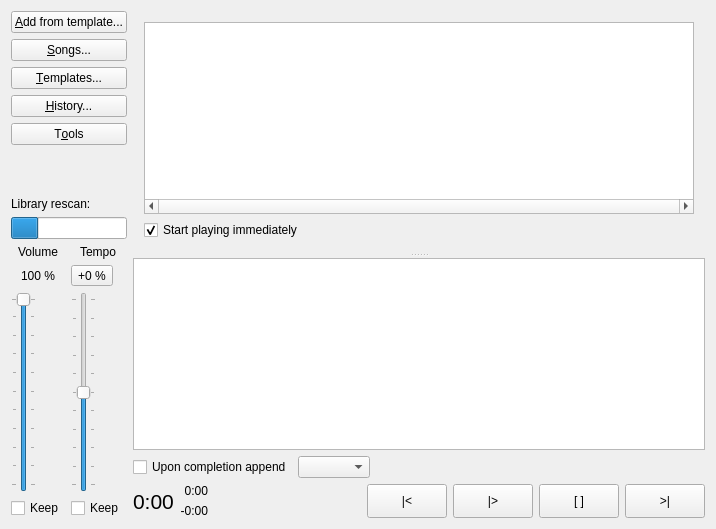
madmaxoft/SkauTan, file PlayerWindow.ui: the form before one commit.
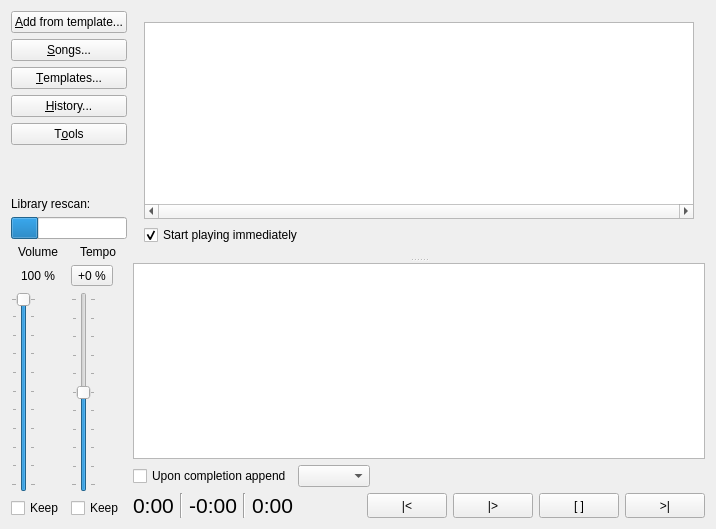
The form after the commit. Custom widgets are drawn as their Qt base class.

Commit message:
PlayerWindow: Fixed QuickPlay after Pause behavior changed.
Also enlarged the time displays in the main window.

Patch:
```diff
--- a/PlayerWindow.ui
+++ b/PlayerWindow.ui
@@ -380,19 +380,19 @@
          </widget>
         </item>
         <item>
-         <layout class="QVBoxLayout" name="verticalLayout_3">
-          <item>
-           <widget class="QLabel" name="lblPosition">
-            <property name="text">
-             <string notr="true">0:00</string>
-            </property>
-            <property name="alignment">
-             <set>Qt::AlignRight|Qt::AlignTrailing|Qt::AlignVCenter</set>
+         <widget class="Line" name="line">
+          <property name="orientation">
+           <enum>Qt::Vertical</enum>
             </property>
            </widget>
           </item>
           <item>
            <widget class="QLabel" name="lblRemaining">
+          <property name="font">
+           <font>
+            <pointsize>16</pointsize>
+           </font>
+          </property>
             <property name="text">
              <string notr="true">-0:00</string>
             </property>
@@ -401,7 +401,27 @@
             </property>
            </widget>
           </item>
-         </layout>
+        <item>
+         <widget class="Line" name="line_2">
+          <property name="orientation">
+           <enum>Qt::Vertical</enum>
+          </property>
+         </widget>
+        </item>
+        <item>
+         <widget class="QLabel" name="lblPosition">
+          <property name="font">
+           <font>
+            <pointsize>16</pointsize>
+           </font>
+          </property>
+          <property name="text">
+           <string notr="true">0:00</string>
+          </property>
+          <property name="alignment">
+           <set>Qt::AlignRight|Qt::AlignTrailing|Qt::AlignVCenter</set>
+          </property>
+         </widget>
         </item>
         <item>
          <widget class="WaveformDisplay" name="waveform" native="true">
```
Lines whose indentation alone changed are shown as unchanged. The commit also changes 1 other file.
